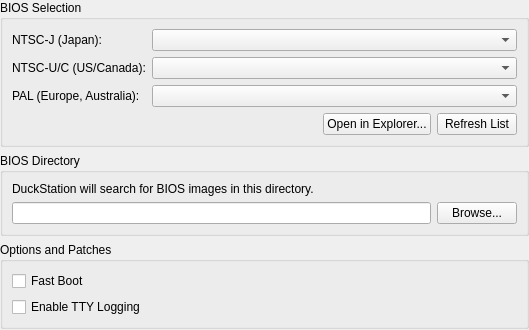
The window that src/RLyehPSX-qt/biossettingswidget.ui (psychocodermonkey/RLyehPSX) describes before a commit, drawn with Qt 5.
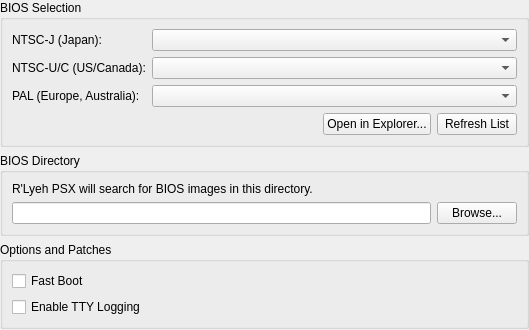
The same window after the commit.

```diff
--- a/src/RLyehPSX-qt/biossettingswidget.ui
+++ b/src/RLyehPSX-qt/biossettingswidget.ui
@@ -123,7 +123,7 @@
       <item row="0" column="0" colspan="2">
        <widget class="QLabel" name="directoryGroupBoxLabel">
         <property name="text">
-         <string>DuckStation will search for BIOS images in this directory.</string>
+         <string>R'Lyeh PSX will search for BIOS images in this directory.</string>
         </property>
         <property name="wordWrap">
          <bool>true</bool>
```
